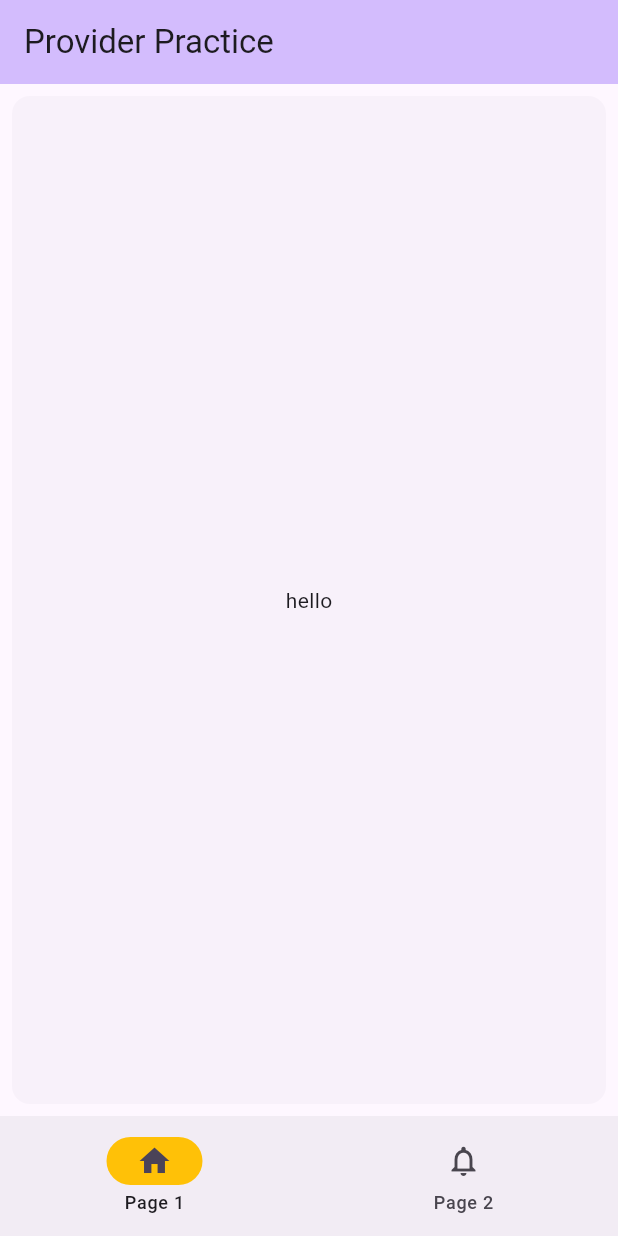
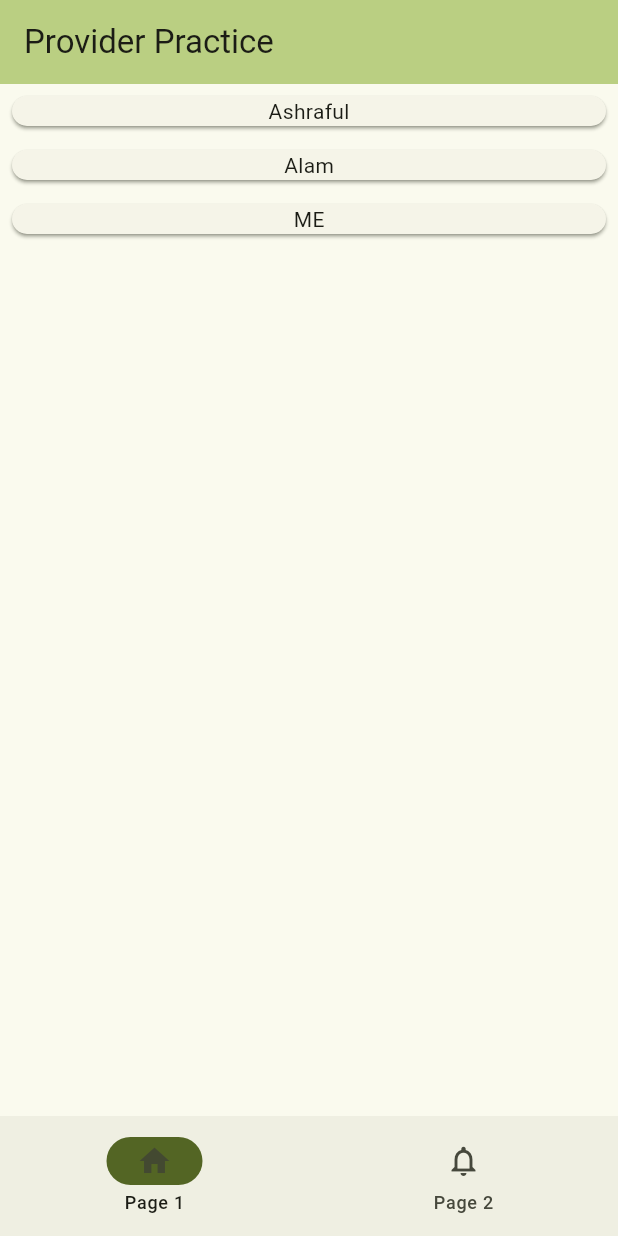
Before and after one commit to ashraful66alam/flutter_provider_prac, a Flutter app: the screen it shows after launch, on a phone screen of 412 x 824 dp. Run offline on Flutter 3.47's test engine with Material 3 defaults, Android fonts, the phone set to English and light mode, and no system bars.

```diff
--- a/lib/main.dart
+++ b/lib/main.dart
@@ -13,11 +13,14 @@ class MyApp extends StatelessWidget {
   @override
   Widget build(BuildContext context) {
     return MultiProvider(
-      providers: [ChangeNotifierProvider(create: (context)=>TodolistProvider())],
+      providers: [
+        ChangeNotifierProvider(create: (context) => TodolistProvider())
+      ],
       child: MaterialApp(
         title: 'Flutter Demo',
         theme: ThemeData(
-          colorScheme: ColorScheme.fromSeed(seedColor: Colors.deepPurple),
+          colorScheme: ColorScheme.fromSeed(
+              seedColor: const Color.fromARGB(255, 150, 183, 58)),
           useMaterial3: true,
         ),
         home: const MyHomePage(title: 'Provider Practice'),
@@ -36,7 +39,7 @@ class MyHomePage extends StatefulWidget {
 
 class _MyHomePageState extends State<MyHomePage> {
   int currentPageIndex = 0;
-  String  counter='new';
+  String counter = 'new';
   @override
   Widget build(BuildContext context) {
     return Scaffold(
@@ -50,7 +53,8 @@ class _MyHomePageState extends State<MyHomePage> {
             currentPageIndex = index;
           });
         },
-        indicatorColor: Colors.amber,
+        // indicatorColor: Colors.amber,
+        indicatorColor: Theme.of(context).colorScheme.primary,
         selectedIndex: currentPageIndex,
         destinations: const <Widget>[
           NavigationDestination(
@@ -84,16 +88,18 @@ class Widget2 extends StatelessWidget {
 
   @override
   Widget build(BuildContext context) {
-    return const Card(
-      shadowColor: Colors.transparent,
-      margin: EdgeInsets.all(8.0),
-      child: SizedBox.expand(
-        child: Center(
-          child: Text(
-            'Home page 2',
-          ),
-        ),
-      ),
+    var data = context.watch<TodolistProvider>().todos;
+    return ListView(
+      children: [
+        for (var i in data)
+          Card(
+            shadowColor: Theme.of(context).colorScheme.primary,
+            margin: const EdgeInsets.all(8.0),
+            child: Center(
+              child: Text(i.toString()),
+            ),
+          )
+      ],
     );
   }
 }
@@ -105,16 +111,18 @@ class Widget1 extends StatelessWidget {
 
   @override
   Widget build(BuildContext context) {
-    return Card(
-      shadowColor: Colors.transparent,
-      margin: const EdgeInsets.all(8.0),
-      child: SizedBox.expand(
-        child: Center(
-          child: Text(
-            context.watch<TodolistProvider>().value
-          ),
-        ),
-      ),
+    var data = context.watch<TodolistProvider>().todos;
+    return ListView(
+      children: [
+        for (var i in data)
+          Card(
+            shadowColor: Theme.of(context).colorScheme.secondary,
+            margin: const EdgeInsets.all(8.0),
+            child: Center(
+              child: Text(i.toString()),
+            ),
+          )
+      ],
     );
   }
 }
--- a/lib/providers/todolist_provider.dart
+++ b/lib/providers/todolist_provider.dart
@@ -1,20 +1,19 @@
 import 'package:flutter/material.dart';
 
 class TodolistProvider extends ChangeNotifier {
-  // var todos = <String>['A', 'B', 'C'];
+  var todos = <String>['Ashraful', 'Alam', 'ME'];
   // ignore: prefer_typing_uninitialized_variables
   var value;
 
   TodolistProvider({this.value = 'hello'});
 
   void add(value) {
-    // counter++;
-    // todos.add(value);
+    todos.add(value);
     notifyListeners();
   }
 
   void remove(value) {
-    // todos.remove(value);
+    todos.remove(value);
     notifyListeners();
   }
 }
```
